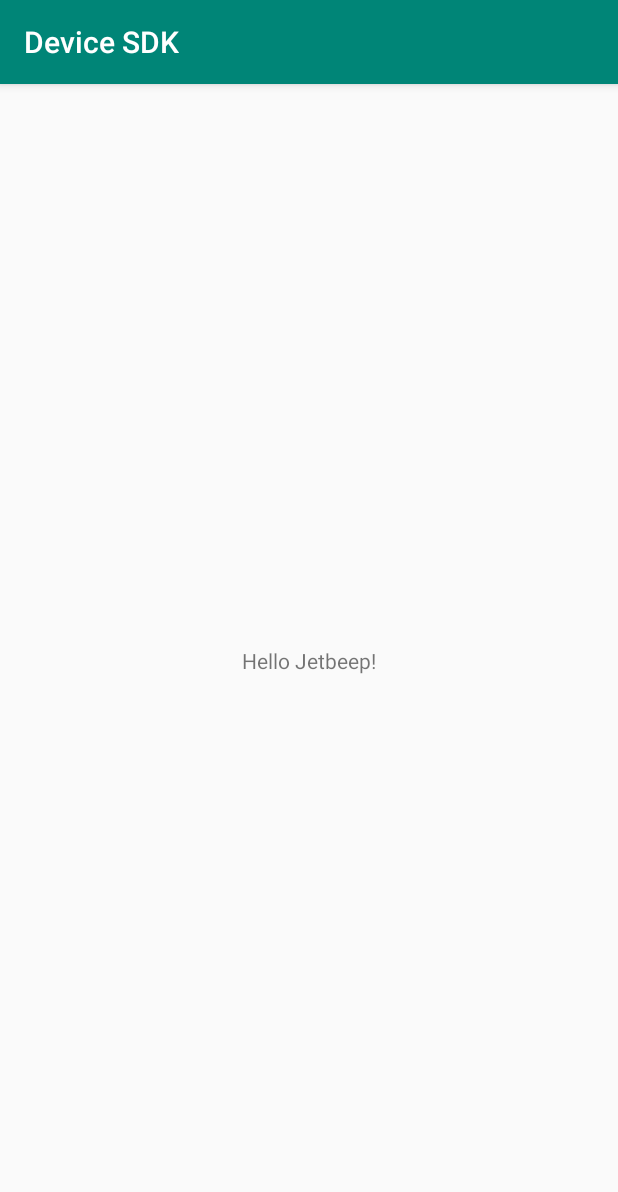
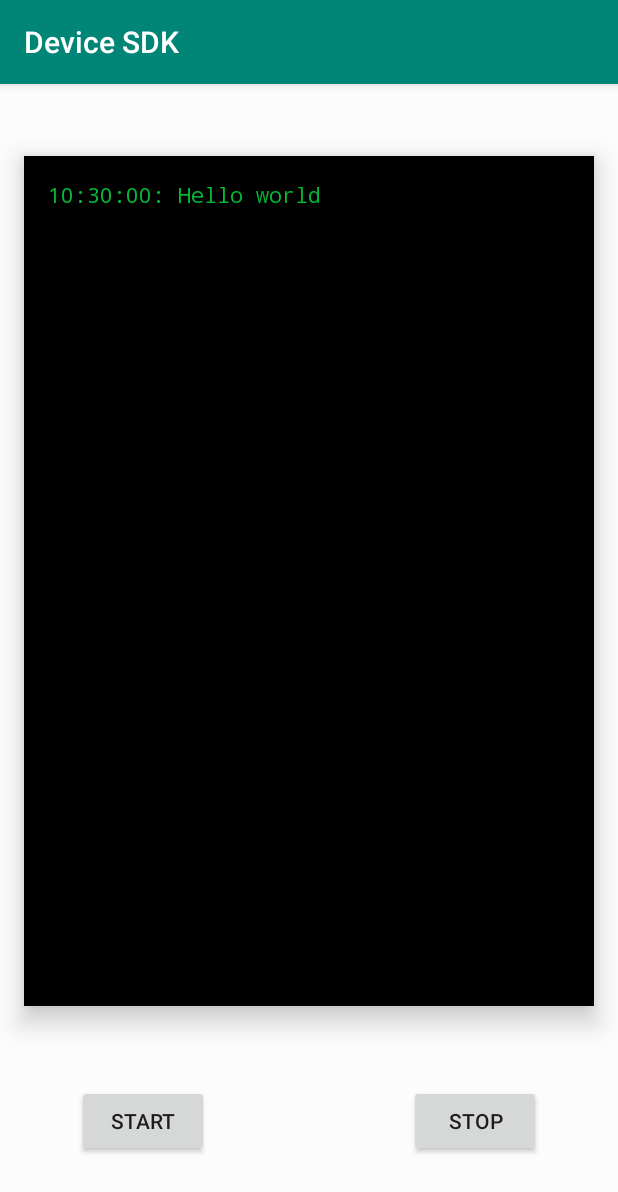
Before and after one commit to jetbeep/android-device-sdk, an Android app: the screen it shows after launch (MainActivity), on a phone screen of 412 x 824 dp. Shown: the top 1192 px of the screen. Run offline under Robolectric (Android 15) with nearby library versions, the phone set to English and light mode, and no system bars; our stand-ins replace RxJava; libraries missing offline, so code that uses them is left out: com.jetbeep.merchantsdk; 3 statements that could not run were skipped.

Commit message:
added listener, viewmodels, layout, console.

```diff
--- a/app/src/main/AndroidManifest.xml
+++ b/app/src/main/AndroidManifest.xml
@@ -2,6 +2,8 @@
 <manifest xmlns:android="http://schemas.android.com/apk/res/android"
     xmlns:tools="http://schemas.android.com/tools"
     package="com.jetbeep.devicesdk">
+
+    <uses-permission android:name="android.permission.BLUETOOTH" />
 
     <application
         android:name=".App"
@@ -12,7 +14,7 @@
         android:supportsRtl="true"
         android:theme="@style/AppTheme"
         tools:ignore="GoogleAppIndexingWarning">
-        <activity android:name=".MainActivity">
+        <activity android:name=".ui.MainActivity">
             <intent-filter>
                 <action android:name="android.intent.action.MAIN" />
 
--- a/app/src/main/java/com/jetbeep/devicesdk/App.kt
+++ b/app/src/main/java/com/jetbeep/devicesdk/App.kt
@@ -1,7 +1,12 @@
 package com.jetbeep.devicesdk
 
 import android.app.Application
+import com.jetbeep.devicesdk.di.appModule
+import com.jetbeep.devicesdk.di.viewModelModule
 import com.jetbeep.merchantsdk.MerchantSdk
+import org.koin.android.ext.koin.androidContext
+import org.koin.android.ext.koin.androidLogger
+import org.koin.core.context.startKoin
 
 class App : Application() {
 
@@ -9,5 +14,11 @@ class App : Application() {
         super.onCreate()
 
         MerchantSdk.init(this)
+
+        startKoin {
+            androidLogger()
+            androidContext(this@App)
+            modules(listOf(viewModelModule, appModule))
+        }
     }
 }
--- /dev/null
+++ b/app/src/main/java/com/jetbeep/devicesdk/di/AppModule.kt
@@ -0,0 +1,19 @@
+package com.jetbeep.devicesdk.di
+
+import com.jetbeep.devicesdk.ui.MainViewModel
+import com.jetbeep.merchantsdk.MerchantSdk
+import org.koin.android.ext.koin.androidContext
+import org.koin.android.viewmodel.dsl.viewModel
+import org.koin.core.module.Module
+import org.koin.dsl.module
+import java.util.concurrent.Executor
+import java.util.concurrent.Executors
+
+val viewModelModule: Module = module {
+    viewModel { MainViewModel() }
+}
+
+val appModule: Module = module {
+    single { MerchantSdk.bleDevice }
+    single<Executor> { Executors.newFixedThreadPool(3) }
+}
--- /dev/null
+++ b/app/src/main/java/com/jetbeep/devicesdk/ui/BaseViewModel.kt
@@ -0,0 +1,23 @@
+package com.jetbeep.devicesdk.ui
+
+import androidx.lifecycle.LifecycleOwner
+import androidx.lifecycle.ViewModel
+import io.reactivex.disposables.CompositeDisposable
+import io.reactivex.disposables.Disposable
+import org.koin.core.KoinComponent
+
+abstract class BaseViewModel : ViewModel(), KoinComponent {
+
+    protected val disposables = CompositeDisposable()
+
+    protected fun Disposable.track() {
+        disposables.add(this)
+    }
+
+    abstract fun removeObservers(owner: LifecycleOwner)
+
+    override fun onCleared() {
+        disposables.clear()
+        super.onCleared()
+    }
+}
--- /dev/null
+++ b/app/src/main/java/com/jetbeep/devicesdk/ui/MainActivity.kt
@@ -0,0 +1,120 @@
+package com.jetbeep.devicesdk.ui
+
+import android.Manifest
+import android.annotation.SuppressLint
+import android.bluetooth.BluetoothAdapter
+import android.bluetooth.BluetoothManager
+import android.content.Context
+import android.content.Intent
+import android.content.pm.PackageManager
+import android.os.Bundle
+import android.text.method.ScrollingMovementMethod
+import androidx.appcompat.app.AppCompatActivity
+import androidx.core.app.ActivityCompat
+import androidx.core.content.ContextCompat
+import androidx.lifecycle.Observer
+import com.jetbeep.devicesdk.R
+import kotlinx.android.synthetic.main.activity_main.*
+import org.koin.android.ext.android.inject
+import java.text.SimpleDateFormat
+import java.util.*
+
+class MainActivity : AppCompatActivity() {
+
+    private val REQUEST_ENABLE_ON_START_APP_BT = 123
+    private val LOCATION_PERMISSIONS_REQUEST = 456
+    private val DEFAULT_MERCHANT_TOKEN = "F09612A780C041D3939EE8C9CE8DC560"
+
+    private val format = SimpleDateFormat("HH:mm:ss: ", Locale.getDefault())
+
+    private val viewModel: MainViewModel by inject()
+
+    override fun onCreate(savedInstanceState: Bundle?) {
+        super.onCreate(savedInstanceState)
+        setContentView(R.layout.activity_main)
+
+        console.movementMethod = ScrollingMovementMethod()
+        printToConsole("Hello world")
+
+        if (ContextCompat.checkSelfPermission(
+                this,
+                Manifest.permission.ACCESS_COARSE_LOCATION
+            )
+            != PackageManager.PERMISSION_GRANTED
+        ) {
+
+            // Should we show an explanation?
+            if (ActivityCompat.shouldShowRequestPermissionRationale(
+                    this,
+                    Manifest.permission.ACCESS_COARSE_LOCATION
+                )
+            ) {
+
+            } else {
+                ActivityCompat.requestPermissions(
+                    this,
+                    arrayOf(Manifest.permission.ACCESS_COARSE_LOCATION),
+                    LOCATION_PERMISSIONS_REQUEST
+                )
+            }
+        }
+
+        checkBluetooth()
+
+        viewModel.visibleDevicesId.observe(this, Observer {
+            if (!it.isNullOrEmpty()) {
+                printToConsole("Visible devices: ${it.size}, id: ${it}")
+            } else {
+                printToConsole("No devices found :(")
+            }
+        })
+
+        viewModel.connecting.observe(this, Observer {
+            if (it == true) {
+                printToConsole("Connecting...")
+            }
+        })
+
+        viewModel.connected.observe(this, Observer {
+            if (it == true) {
+                printToConsole("Connected!")
+            }
+        })
+
+        btnConnect.setOnClickListener {
+            viewModel.startScanDevices()
+            printToConsole("Started scanning for devices")
+        }
+
+        btnCancel.setOnClickListener {
+            viewModel.stopScanDevices()
+            printToConsole("Stopped scanning for devices")
+            viewModel.cancel()
+        }
+    }
+
+    @SuppressLint("SetTextI18n")
+    private fun printToConsole(text: String) {
+        if (!isFinishing) {
+            val oldText = console.text.toString()
+            console.text = format.format(Date()) + text + "\n" + oldText
+        }
+    }
+
+    private fun checkBluetooth(): Boolean {
+        val bm = getSystemService(Context.BLUETOOTH_SERVICE) as BluetoothManager
+        val bAdapter = bm.adapter
+
+        if (bAdapter != null) {
+            if (bAdapter.isEnabled) {
+                return true
+            }
+
+            val enableBtIntent = Intent(BluetoothAdapter.ACTION_REQUEST_ENABLE)
+            startActivityForResult(enableBtIntent, REQUEST_ENABLE_ON_START_APP_BT)
+        } else {
+            printToConsole("Error! Bluetooth adapter not found!")
+        }
+        return false
+    }
+}
--- /dev/null
+++ b/app/src/main/java/com/jetbeep/devicesdk/ui/MainViewModel.kt
@@ -0,0 +1,84 @@
+package com.jetbeep.devicesdk.ui
+
+import android.bluetooth.BluetoothDevice
+import android.util.Log
+import androidx.lifecycle.LifecycleOwner
+import androidx.lifecycle.MutableLiveData
+import com.jetbeep.merchantsdk.MerchantSdk
+import com.jetbeep.merchantsdk.gatt.BleDeviceApi
+import org.koin.core.inject
+
+class MainViewModel : BaseViewModel() {
+
+    companion object {
+        const val TAG = "JB_MainViewModel"
+    }
+
+    private val model: BleDeviceApi by inject()
+
+    val connecting = MutableLiveData<Boolean>()
+    val connected = MutableLiveData<Boolean>()
+    val visibleDevicesId = MutableLiveData<List<Int>>()
+
+    private val listener = object : BleDeviceApi.DeviceApiListener() {
+        override fun onConnected(bluetoothDevice: BluetoothDevice?) {
+            connecting.value = false
+            connected.value = true
+        }
+
+        override fun onError(ex: Exception) {
+            connecting.value = false
+        }
+
+        override fun onDisconnected(bluetoothDevice: BluetoothDevice?) {
+            connecting.value = false
+            connected.value = false
+        }
+
+        override fun onDetectedDevices(devices: List<Int>) {
+            visibleDevicesId.value = devices
+        }
+
+        override fun onAdvertiseError(ex: Exception) {
+            connecting.value = false
+            connected.value = false
+        }
+    }
+
+    init {
+        Log.d(TAG, "Init Connect view model $this")
+
+        connected.value = model.isConnected()
+        model.subscribe(listener)
+    }
+
+    fun connect(merchantToken: String, deviceId: String) {
+        if (connecting.value != true) {
+            connecting.value = true
+
+            model.connect(merchantToken, deviceId, MainActivity::class.java)
+        }
+    }
+
+    fun cancel() {
+        model.disconnect()
+        connecting.value = false
+    }
+
+    fun startScanDevices() {
+        model.startScanDevices()
+    }
+
+    fun stopScanDevices() {
+        model.stopScanDevices()
+    }
+
+    override fun removeObservers(owner: LifecycleOwner) {
+        Log.d(TAG, "removeObservers")
+        model.stopScanDevices()
+        model.unsubscribe(listener)
+
+        connected.removeObservers(owner)
+        connecting.removeObservers(owner)
+    }
+}
--- a/app/src/main/res/layout/activity_main.xml
+++ b/app/src/main/res/layout/activity_main.xml
@@ -4,15 +4,52 @@
     xmlns:tools="http://schemas.android.com/tools"
     android:layout_width="match_parent"
     android:layout_height="match_parent"
-    tools:context="com.jetbeep.devicesdk.MainActivity">
+    android:background="@color/windowBackground"
+    tools:context="com.jetbeep.devicesdk.ui.MainActivity">
 
     <TextView
-        android:layout_width="wrap_content"
-        android:layout_height="wrap_content"
-        android:text="Hello Jetbeep!"
-        app:layout_constraintBottom_toBottomOf="parent"
+        android:id="@+id/console"
+        android:elevation="10dp"
+        android:background="@color/consoleBackground"
+        android:textColor="@color/consoleTextColor"
+        android:layout_width="0dp"
+        android:layout_height="0dp"
+        android:layout_marginLeft="16dp"
+        android:layout_marginTop="48dp"
+        android:layout_marginRight="16dp"
+        android:padding="16dp"
+        tools:text="Hello Jetbeep!"
+        android:fontFamily="monospace"
+        app:layout_constraintBottom_toTopOf="@+id/guideline"
         app:layout_constraintLeft_toLeftOf="parent"
         app:layout_constraintRight_toRightOf="parent"
         app:layout_constraintTop_toTopOf="parent" />
 
+    <androidx.constraintlayout.widget.Guideline
+        android:id="@+id/guideline"
+        android:layout_width="wrap_content"
+        android:layout_height="wrap_content"
+        android:orientation="horizontal"
+        app:layout_constraintGuide_percent="0.8" />
+
+    <Button
+        android:id="@+id/btnCancel"
+        android:layout_width="wrap_content"
+        android:layout_height="wrap_content"
+        android:layout_marginEnd="35dp"
+        android:text="Stop"
+        app:layout_constraintBottom_toBottomOf="parent"
+        app:layout_constraintEnd_toEndOf="@+id/console"
+        app:layout_constraintTop_toTopOf="@+id/guideline" />
+
+    <Button
+        android:id="@+id/btnConnect"
+        android:layout_width="wrap_content"
+        android:layout_height="wrap_content"
+        android:layout_marginStart="35dp"
+        android:text="Start"
+        app:layout_constraintBottom_toBottomOf="parent"
+        app:layout_constraintStart_toStartOf="@+id/console"
+        app:layout_constraintTop_toTopOf="@+id/guideline" />
+
 </androidx.constraintlayout.widget.ConstraintLayout>
--- a/app/src/main/res/values/colors.xml
+++ b/app/src/main/res/values/colors.xml
@@ -3,4 +3,7 @@
     <color name="colorPrimary">#008577</color>
     <color name="colorPrimaryDark">#00574B</color>
     <color name="colorAccent">#D81B60</color>
+    <color name="windowBackground">#FCFCFC</color>
+    <color name="consoleBackground">#000000</color>
+    <color name="consoleTextColor">#05B837</color>
 </resources>
```
Also changed, not shown: app/build.gradle (+14 -1 lines), app/src/main/java/com/jetbeep/devicesdk/MainActivity.kt (deleted, +0 -12 lines).
